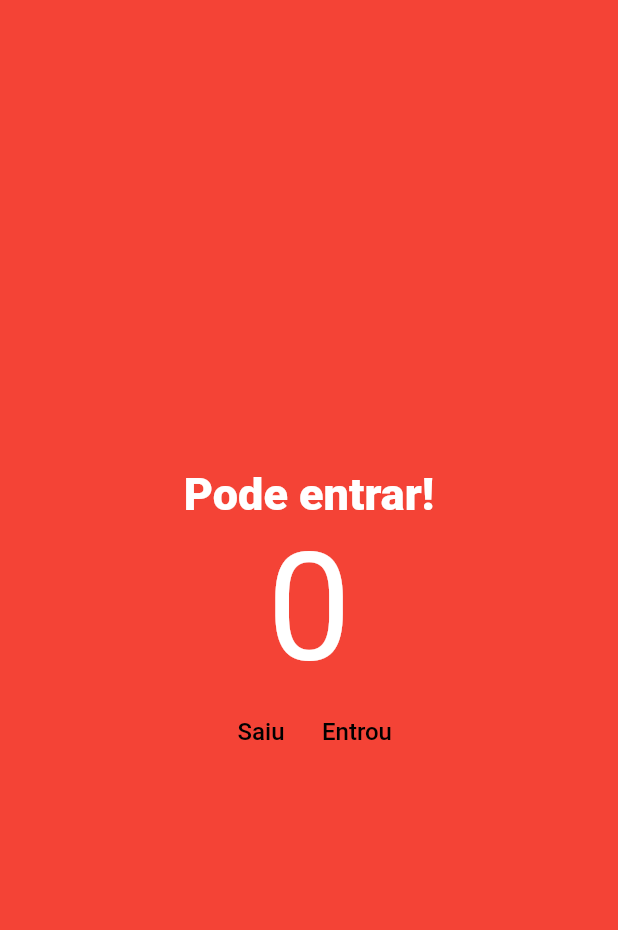
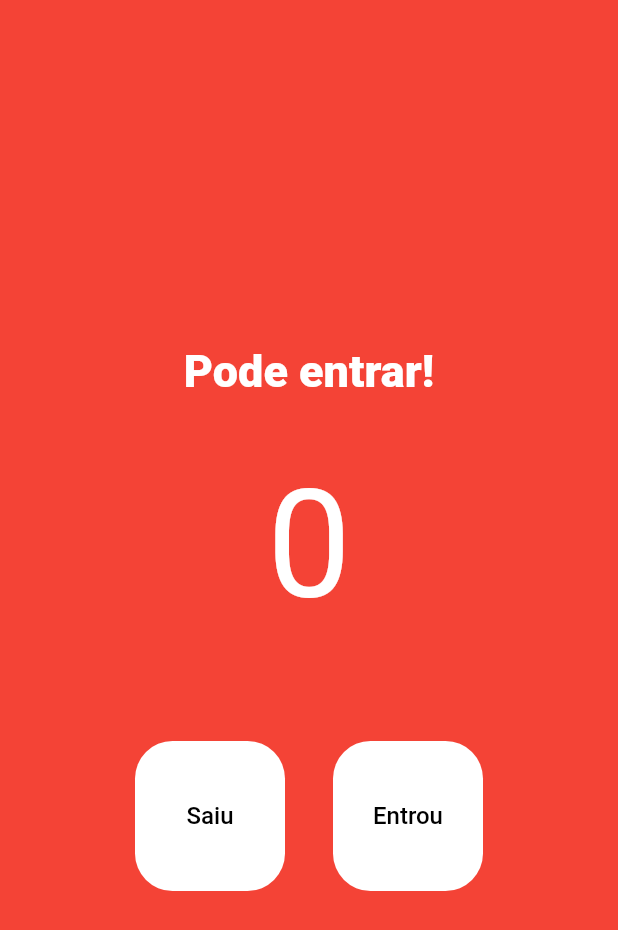
Before and after one commit to passok/Flutter, a Flutter app: the screen it shows after launch, on a phone screen of 412 x 824 dp. Shown: the top 930 px of the screen. Run offline on Flutter 3.47's test engine with Material 2 defaults, Android fonts, the phone set to English and light mode, and no system bars.

Commit message:
Primeiro Projeto - Widgets: Padding e estilização dos botões

```diff
--- a/contador/lib/main.dart
+++ b/contador/lib/main.dart
@@ -18,11 +18,11 @@ class MyApp extends StatelessWidget {
 class HomePage extends StatelessWidget {
   const HomePage({Key? key}) : super(key: key);
 
-  void decrement(){
+  void decrement() {
     print('Decrement');
   }
 
-  void increment(){
+  void increment() {
     print('Increment');
   }
 
@@ -33,7 +33,7 @@ class HomePage extends StatelessWidget {
       body: Column(
         mainAxisAlignment: MainAxisAlignment.center,
         children: [
-          const Text (
+          const Text(
             'Pode entrar!',
             style: TextStyle(
               fontSize: 30,
@@ -41,19 +41,29 @@ class HomePage extends StatelessWidget {
               fontWeight: FontWeight.w800,
             ),
           ),
-          const Text (
+          const Padding( //espaçamento no widget text
+            padding: EdgeInsets.all(40),
+            child: Text (
               '0',
               style: TextStyle(
                 fontSize: 100,
                 color: Colors.white,
               ),
             ),
+          ),
+          const SizedBox(height: 32),
           Row(
             mainAxisAlignment: MainAxisAlignment.center,
             children: [
               TextButton(
                 onPressed: decrement,
-                child: Text(
+                style: TextButton.styleFrom(
+                    backgroundColor: Colors.white,
+                    fixedSize: const Size(100, 100),
+                    foregroundColor: Colors.black,
+                    shape: RoundedRectangleBorder(
+                        borderRadius: BorderRadius.circular(25))),
+                child: const Text(
                   'Saiu',
                   style: TextStyle(
                     color: Colors.black,
@@ -61,9 +71,16 @@ class HomePage extends StatelessWidget {
                   ),
                 ),
               ),
+              const SizedBox(width: 32), //afastamento dos botões
               TextButton(
                 onPressed: increment,
-                child: Text(
+                style: TextButton.styleFrom(
+                    backgroundColor: Colors.white,
+                    fixedSize: const Size(100, 100),
+                    foregroundColor: Colors.black,
+                    shape: RoundedRectangleBorder(
+                        borderRadius: BorderRadius.circular(25))),
+                child: const Text(
                   'Entrou',
                   style: TextStyle(
                     color: Colors.black,
```
Lines whose indentation alone changed are shown as unchanged.
